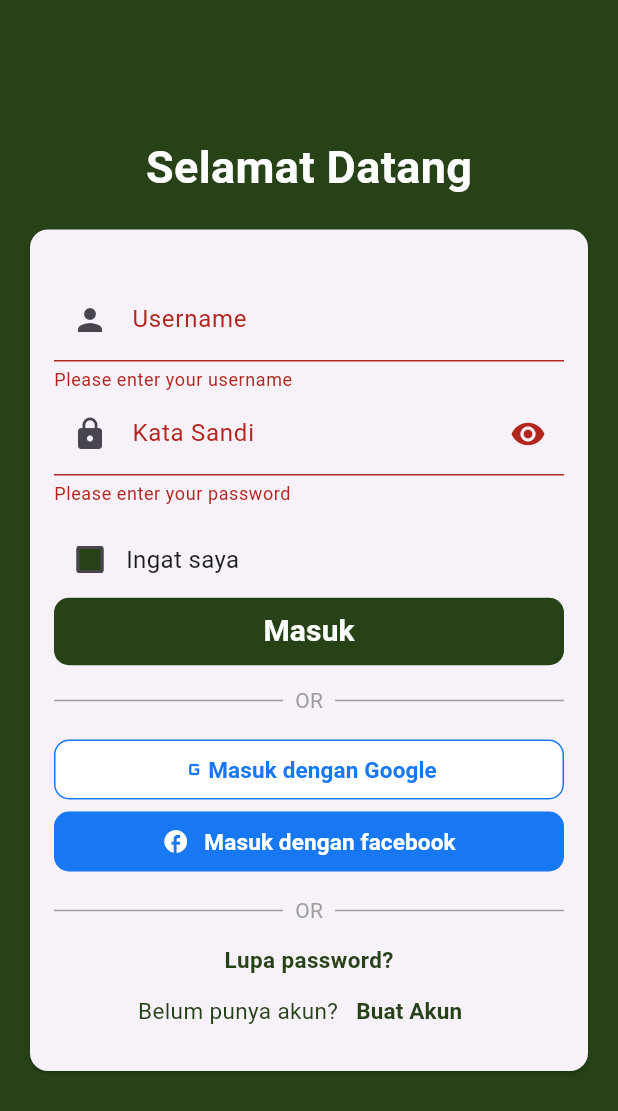
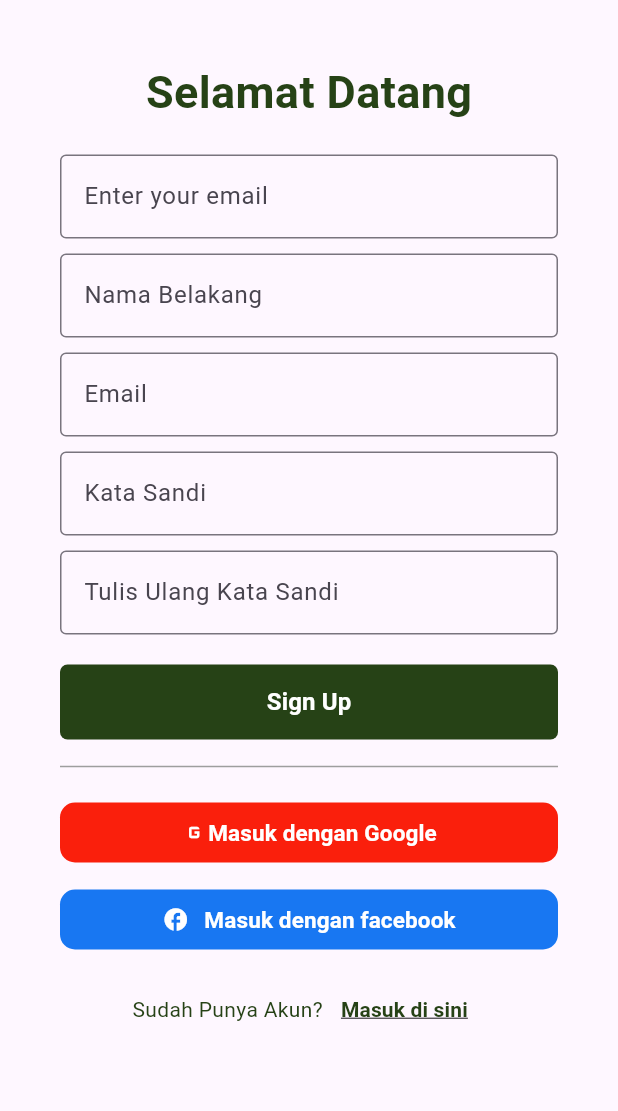
Before and after one commit to proyek-tingkat-ecoplus/tubes_mobpro, a Flutter app: the screen it shows after launch, after a tap on "Masuk", after a tap on "Buat Akun", on a phone screen of 412 x 824 dp. Shown: the top 1111 px of the screen. Run offline on Flutter 3.47's test engine with Material 3 defaults, Android fonts, the phone set to English and light mode, and no system bars; drawn by our look-alikes of flutter_animate; our stand-ins replace page_transition.

Commit message:
add pages register

```diff
--- a/tubes_mobpro/lib/pages/login.dart
+++ b/tubes_mobpro/lib/pages/login.dart
@@ -1,5 +1,6 @@
 import 'package:flutter/material.dart';
 import 'package:tubes_webpro/pages/Home.dart';
+import 'package:tubes_webpro/pages/register.dart';
 
 class Login extends StatefulWidget {
   const Login({Key? key, }) : super(key: key);
@@ -212,7 +213,7 @@ class _LoginState extends State<Login> {
                             Text("Belum punya akun?", style: TextStyle(color: Color.fromRGBO(38, 66, 22, 10), fontSize: 15),),
                             TextButton(
                               onPressed: () {
-                                //Navigator.pushNamed(context, Register.routeName);
+                                Navigator.pushNamed(context, Register.routeName);
                               },
                               child: Text("Buat Akun", style: TextStyle(color: Color.fromRGBO(38, 66, 22, 10), fontSize: 15, fontWeight: FontWeight.bold),),
                             ),
--- /dev/null
+++ b/tubes_mobpro/lib/pages/register.dart
@@ -0,0 +1,194 @@
+import 'package:flutter/material.dart';
+
+class Register extends StatefulWidget {
+  const Register({super.key});
+
+    static const routeName = '/register';
+
+  @override
+  State<Register> createState() => _RegisterState();
+}
+
+
+class _RegisterState extends State<Register> {
+  @override
+  Widget build(BuildContext context) {
+
+    return Scaffold(
+      body: Center(
+        child: SafeArea(child:
+        Padding(
+          padding: const EdgeInsets.only(top: 40, left: 40, right: 40),
+          child: Column( mainAxisAlignment: MainAxisAlignment.start,
+            children: [
+              Text("Selamat Datang", style: TextStyle(color: Color.fromRGBO(38, 66, 22, 10), fontWeight: FontWeight.bold, fontSize: 30),),
+              SizedBox(height: 20,),
+              TextFormField(
+              decoration: const InputDecoration(
+                hintText: 'Enter your email',
+                border: OutlineInputBorder(
+                )
+              ),
+              validator: (String? value) {
+                if (value == null || value.isEmpty) {
+                  return 'Please enter some text';
+                }
+                return null;
+              },
+            ),
+            SizedBox(height: 10,),
+            TextFormField(
+              decoration: const InputDecoration(
+                hintText: 'Nama Belakang',
+                border: OutlineInputBorder(
+                )
+              ),
+              validator: (String? value) {
+                if (value == null || value.isEmpty) {
+                  return 'Please enter some text';
+                }
+                return null;
+              },
+            ),
+            SizedBox(height: 10,),
+            TextFormField(
+              decoration: const InputDecoration(
+                hintText: 'Email',
+                border: OutlineInputBorder(
+                )
+              ),
+              validator: (String? value) {
+                if (value == null || value.isEmpty) {
+                  return 'Please enter some text';
+                }
+                return null;
+              },
+            ),
+            SizedBox(height: 10,),
+            TextFormField(
+              decoration: const InputDecoration(
+                hintText: 'Kata Sandi',
+                border: OutlineInputBorder(
+                )
+              ),
+              validator: (String? value) {
+                if (value == null || value.isEmpty) {
+                  return 'Please enter some text';
+                }
+                return null;
+              },
+            ),
+            SizedBox(height: 10,),
+            TextFormField(
+              decoration: const InputDecoration(
+                hintText: 'Tulis Ulang Kata Sandi',
+                border: OutlineInputBorder(
+                )
+              ),
+              validator: (String? value) {
+                if (value == null || value.isEmpty) {
+                  return 'Please enter some text';
+                }
+                return null;
+              },
+            ),
+            SizedBox(height: 20,),
+             TextButton(
+              child: Text(
+                "Sign Up",
+                style: TextStyle(fontSize: 16, fontWeight: FontWeight.bold),
+              ),
+              style: TextButton.styleFrom(
+                minimumSize: Size(1000, 50),
+                shape: RoundedRectangleBorder(borderRadius: BorderRadius.all(Radius.circular(5)),),
+                backgroundColor: Color.fromRGBO(38, 66, 22, 10),
+                foregroundColor: Color (Colors.white.value),
+                ),
+              onPressed: () {
+
+              },
+             ),
+             SizedBox(height: 10,),
+             const Row(
+                children:  <Widget>[
+                  Expanded( // expanted buat ngisi ruang yg kosong
+                        child: Divider(
+                                thickness: 1,
+                                color: Colors.grey,
+                              ),
+                            ),
+                            Expanded(
+                              child: Divider(
+                                thickness: 1,
+                                color: Colors.grey,
+                    ),
+                  ),
+                ],
+              ),
+               SizedBox(height: 12,),
+                        TextButton(
+                          style: TextButton.styleFrom(
+                            shape: RoundedRectangleBorder(
+                              borderRadius: BorderRadius.all(Radius.circular(10)),
+                            ),
+                            minimumSize: Size(1000, 40),
+                            foregroundColor: Color(Colors.white.value),
+                            backgroundColor: Color.fromRGBO(250, 31, 12, 10),
+                          ),
+                          onPressed: () {
+
+                          },
+                          child: Row(
+                            mainAxisAlignment: MainAxisAlignment.center,
+                            children: [
+                              Icon(Icons.g_mobiledata_outlined),
+                              Text('Masuk dengan Google', style: TextStyle(fontWeight: FontWeight.bold, fontSize: 15), ),
+                            ],
+                          ),
+                        ),
+              SizedBox(height: 10,),
+              TextButton(
+                          style: TextButton.styleFrom(
+                            shape: RoundedRectangleBorder(
+                              borderRadius: BorderRadius.all(Radius.circular(10)),
+                            ),
+                            // side: BorderSide(color: Colors.white),
+                            minimumSize: Size(1000, 40),
+                            foregroundColor: Color(Colors.white.value) ,
+                            backgroundColor: Color.fromRGBO(24, 119, 242, 10),
+                          ),
+                          onPressed: () {
+
+
+                          },
+                          child: Row(
+                            mainAxisAlignment: MainAxisAlignment.center,
+                            children: [
+                              Icon(Icons.facebook),
+                              SizedBox(width: 10,),
+                              Text('Masuk dengan facebook', style: TextStyle(fontWeight: FontWeight.bold, fontSize: 15),),
+                            ],
+                          ),
+                        ),
+              SizedBox(height: 12,),
+              Row(
+                mainAxisAlignment: MainAxisAlignment.center,
+                children: [
+                  Text(
+                    "Sudah Punya Akun?",
+                    style: TextStyle(color: Color.fromRGBO(38, 66, 22, 10)),
+                  ),
+                  TextButton(onPressed: (){
+
+                  }, child: Text("Masuk di sini", style: TextStyle(decoration: TextDecoration.underline, color: Color.fromRGBO(38, 66, 22, 10), fontWeight: FontWeight.bold),)),
+                ],
+              )
+            ],
+          ),
+        ),
+        ),
+      ),
+
+    );
+  }
+}
--- a/tubes_mobpro/lib/route/routes.dart
+++ b/tubes_mobpro/lib/route/routes.dart
@@ -3,6 +3,7 @@ import 'package:tubes_webpro/compoennt/SplashScreen.dart';
 import 'package:tubes_webpro/pages/Home.dart';
 import 'package:tubes_webpro/pages/login.dart';
 import 'package:tubes_webpro/pages/page_1.dart';
+import 'package:tubes_webpro/pages/register.dart';
 
 class Routes extends StatelessWidget {
   const Routes({Key? key}) : super(key: key);
@@ -16,6 +17,7 @@ class Routes extends StatelessWidget {
         Home.routeName: (context) => const Home(),
         Page_1.routeName: (context) => const Page_1(),
         Login.routeName: (context) => const Login(),
+        Register.routeName: (context) => const Register(),
       },
     );
   }
```
